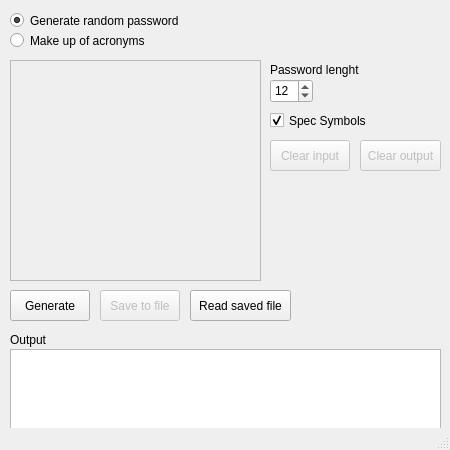
The window that passwordgenerator.ui (dlev4060/passgen) describes before a commit, drawn with Qt 5.
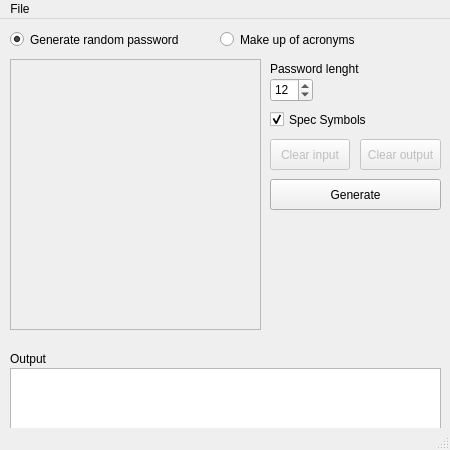
The same window after the commit. Icons and pictures are not drawn.

Commit message: added checking password for sustainability

Diff of the .ui file:
```diff
--- a/passwordgenerator.ui
+++ b/passwordgenerator.ui
@@ -29,6 +29,9 @@
    <iconset resource="res.qrc">
     <normaloff>:/new/icons/resources/icons/main_window_ico.png</normaloff>:/new/icons/resources/icons/main_window_ico.png</iconset>
   </property>
+  <property name="styleSheet">
+   <string notr="true"/>
+  </property>
   <property name="iconSize">
    <size>
     <width>48</width>
@@ -84,8 +87,8 @@
    <widget class="QRadioButton" name="AcronymGenerationRB">
     <property name="geometry">
      <rect>
-      <x>10</x>
-      <y>30</y>
+      <x>220</x>
+      <y>10</y>
       <width>151</width>
       <height>21</height>
      </rect>
@@ -101,18 +104,18 @@
     <property name="geometry">
      <rect>
       <x>10</x>
-      <y>60</y>
+      <y>40</y>
       <width>251</width>
-      <height>221</height>
+      <height>271</height>
      </rect>
     </property>
    </widget>
    <widget class="QPushButton" name="GenerateBtn">
     <property name="geometry">
      <rect>
-      <x>10</x>
-      <y>290</y>
-      <width>80</width>
+      <x>270</x>
+      <y>160</y>
+      <width>171</width>
       <height>31</height>
      </rect>
     </property>
@@ -133,7 +136,7 @@
     <property name="geometry">
      <rect>
       <x>270</x>
-      <y>110</y>
+      <y>90</y>
       <width>111</width>
       <height>21</height>
      </rect>
@@ -149,7 +152,7 @@
     <property name="geometry">
      <rect>
       <x>270</x>
-      <y>79</y>
+      <y>59</y>
       <width>43</width>
       <height>24</height>
      </rect>
@@ -165,7 +168,7 @@
     <property name="geometry">
      <rect>
       <x>270</x>
-      <y>60</y>
+      <y>40</y>
       <width>101</width>
       <height>20</height>
      </rect>
@@ -181,7 +184,7 @@
     <property name="geometry">
      <rect>
       <x>360</x>
-      <y>140</y>
+      <y>120</y>
       <width>81</width>
       <height>31</height>
      </rect>
@@ -212,7 +215,7 @@
     <property name="geometry">
      <rect>
       <x>270</x>
-      <y>140</y>
+      <y>120</y>
       <width>80</width>
       <height>31</height>
      </rect>
@@ -221,33 +224,21 @@
      <string>Clear input</string>
     </property>
    </widget>
-   <widget class="QPushButton" name="saveToFileBtn">
-    <property name="enabled">
-     <bool>false</bool>
-    </property>
+   <widget class="QLabel" name="sustainabilityLabel">
     <property name="geometry">
      <rect>
-      <x>100</x>
-      <y>290</y>
-      <width>80</width>
+      <x>70</x>
+      <y>320</y>
+      <width>321</width>
       <height>31</height>
      </rect>
     </property>
-    <property name="text">
-     <string>Save to file</string>
+    <property name="styleSheet">
+     <string notr="true">font-size: 22px;
+color: transparent;</string>
     </property>
-   </widget>
-   <widget class="QPushButton" name="readSavePass">
-    <property name="geometry">
-     <rect>
-      <x>190</x>
-      <y>290</y>
-      <width>101</width>
-      <height>31</height>
-     </rect>
-    </property>
     <property name="text">
-     <string>Read saved file</string>
+     <string>Устойчивость</string>
     </property>
    </widget>
   </widget>
@@ -260,6 +251,14 @@
      <height>23</height>
     </rect>
    </property>
+   <widget class="QMenu" name="menuFile">
+    <property name="title">
+     <string>File</string>
+    </property>
+    <addaction name="actionSave_password"/>
+    <addaction name="actionRead_saved_password"/>
+   </widget>
+   <addaction name="menuFile"/>
   </widget>
   <widget class="QStatusBar" name="statusbar"/>
  </widget>
```
Left out of the diff: 16 changed lines with no effect on the pictures. The commit also changes 6 other files.
